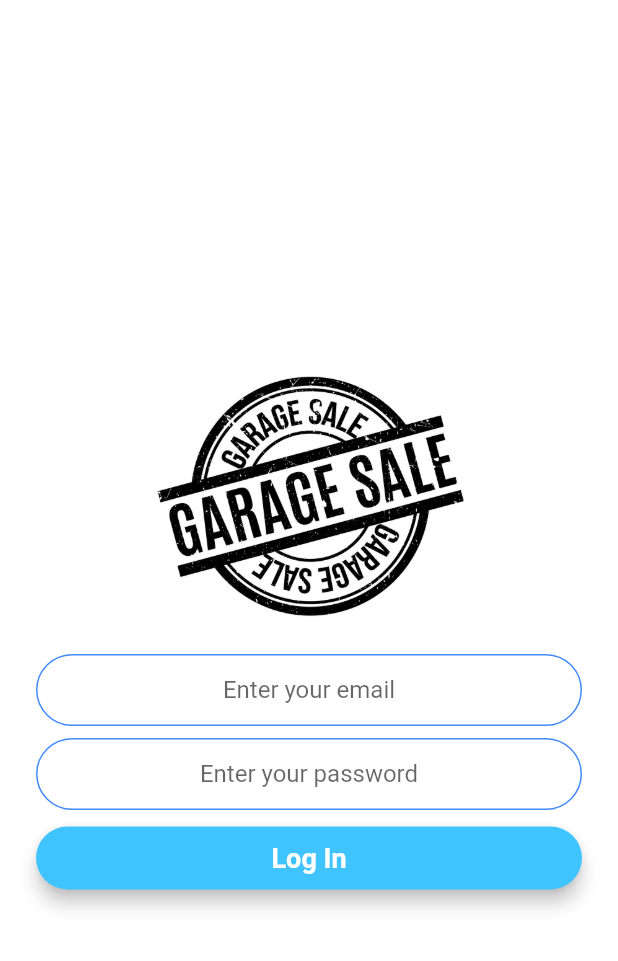
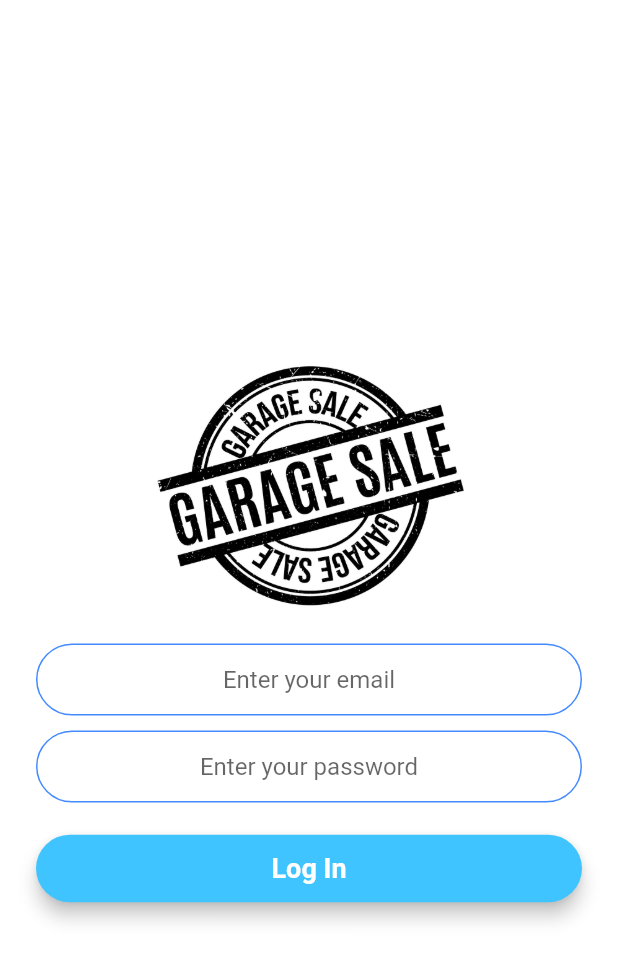
Before and after one commit to MengZhou122/Hyper-Garage-Sale, a Flutter app: the LoginScreen screen opened by its route, on a phone screen of 412 x 824 dp. Shown: the top 961 px of the screen. Run offline on Flutter 3.47's test engine with Material 2 defaults, Android fonts, the phone set to English and light mode, and no system bars; our stand-ins replace camera, cloud_firestore, firebase_auth, firebase_storage, font_awesome_flutter, location and 1 more; missing offline and left inert: geocoder; accounts and stored records are empty.

Commit message:
screen beauty

```diff
--- a/lib/components/post_data.dart
+++ b/lib/components/post_data.dart
@@ -10,4 +10,5 @@ class PostData {
   double longitude;
 
   List<String> pictures = [];
+  List<String> urls = [];
 }
--- a/lib/components/rounded_button.dart
+++ b/lib/components/rounded_button.dart
@@ -17,7 +17,7 @@ class RoundedButton extends StatelessWidget {
       shape: RoundedRectangleBorder(borderRadius: BorderRadius.circular(25.0)),
       child: Container(
         width: width == null ? 230.0 : width,
-        height: 42.0,
+        height: 45.0,
         child: Center(
           child: Text(
             title,
--- a/lib/main.dart
+++ b/lib/main.dart
@@ -12,7 +12,7 @@ class HyperGS extends StatelessWidget {
   @override
   Widget build(BuildContext context) {
     return MaterialApp(
-      initialRoute: PostScreen.id, //CategoryScreen.id,
+      initialRoute: LoginScreen.id, //CategoryScreen.id,
       routes: {
         WelcomeScreen.id: (context) => WelcomeScreen(),
         LoginScreen.id: (context) => LoginScreen(),
--- a/lib/screens/item_detail_screen.dart
+++ b/lib/screens/item_detail_screen.dart
@@ -9,7 +9,7 @@ class ItemDetailScreen extends StatelessWidget {
   Widget build(BuildContext context) {
     return Scaffold(
       appBar: AppBar(
-        title: Text('Items List'),
+        title: Text('Items Info'),
         backgroundColor: Colors.lightBlueAccent,
       ),
       body: SafeArea(
--- a/lib/screens/login_screen.dart
+++ b/lib/screens/login_screen.dart
@@ -51,7 +51,7 @@ class _LoginScreenState extends State<LoginScreen> {
                     kTextFieldDecoration.copyWith(hintText: 'Enter your email'),
               ),
               SizedBox(
-                height: 8.0,
+                height: 10.0,
               ),
               TextField(
                 controller: passwordController,
@@ -64,7 +64,7 @@ class _LoginScreenState extends State<LoginScreen> {
                     hintText: 'Enter your password'),
               ),
               SizedBox(
-                height: 8.0,
+                height: 20.0,
               ),
               RoundedButton(
                   color: Colors.lightBlueAccent,
--- a/lib/screens/registration_screen.dart
+++ b/lib/screens/registration_screen.dart
@@ -50,7 +50,7 @@ class _RegistrationScreenState extends State<RegistrationScreen> {
                     kTextFieldDecoration.copyWith(hintText: 'Enter your email'),
               ),
               SizedBox(
-                height: 8.0,
+                height: 10.0,
               ),
               TextField(
                 obscureText: true,
@@ -62,7 +62,7 @@ class _RegistrationScreenState extends State<RegistrationScreen> {
                     hintText: 'Enter you password'),
               ),
               SizedBox(
-                height: 24.0,
+                height: 20.0,
               ),
               RoundedButton(
                 color: Colors.blueAccent,
```
Also changed, not shown: lib/screens/post_screen.dart (+6 -5 lines).
